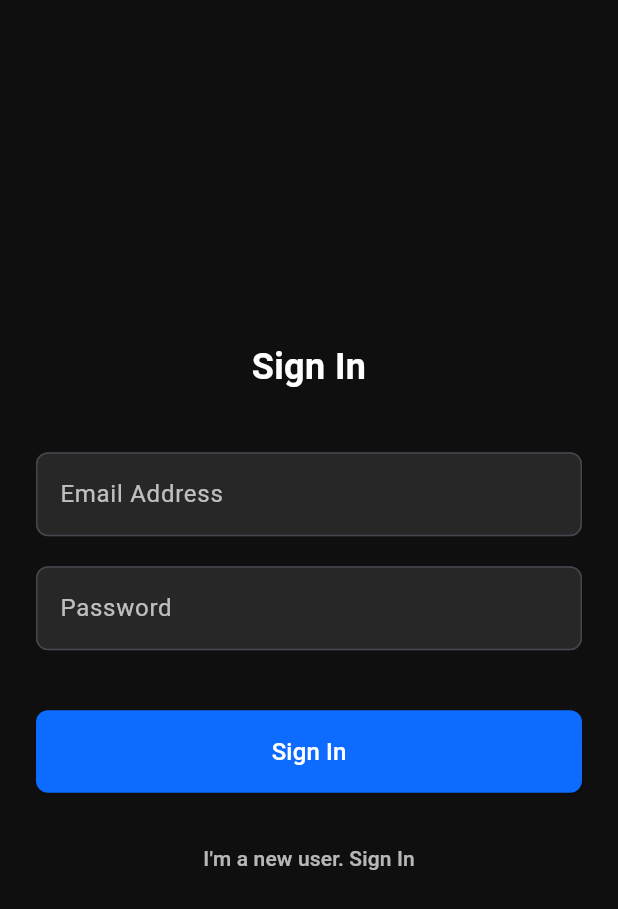
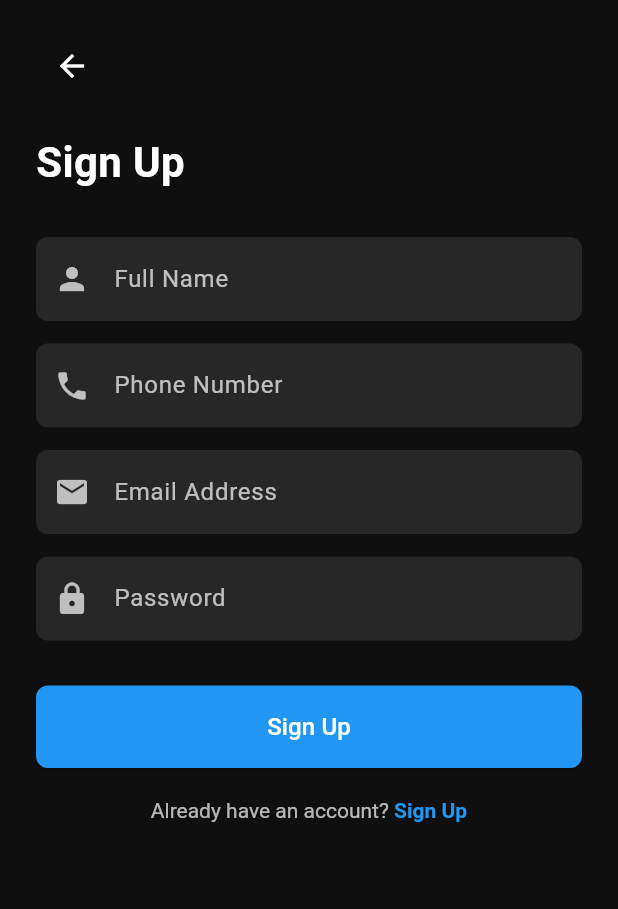
Before and after one commit to Kamichou-girl/projet-flutter, a Flutter app: the Onboarding4Screen screen opened directly, after a tap on "Sign In", on a phone screen of 412 x 824 dp. Shown: the top 909 px of the screen. Run offline on Flutter 3.47's test engine with Material 3 defaults, Android fonts, the phone set to English and light mode, and no system bars.

Commit message:
ajout de ma derniere page signin nissi

```diff
--- a/lib/pages/onboarding4_screen.dart
+++ b/lib/pages/onboarding4_screen.dart
@@ -1,7 +1,9 @@
 import 'package:flutter/material.dart';
+import 'package:flutter_application_1/pages/onboarding5_screen.dart';
+
 /// Écran de connexion pour l'Onboarding 4
 class Onboarding4Screen extends StatelessWidget {
-  const Onboarding4Screen({Key? key}) : super(key: key);
+  const Onboarding4Screen({super.key});
 
   @override
   Widget build(BuildContext context) {
@@ -110,6 +112,10 @@ class Onboarding4SignInButton extends StatelessWidget {
       width: double.infinity,
       child: ElevatedButton(
         onPressed: () {
+          Navigator.push(
+            context,
+            MaterialPageRoute(builder: (context) => const Onboarding5Screen ()),
+          );
           // TODO: Ajoutez ici la logique de connexion
         },
         style: ElevatedButton.styleFrom(
--- /dev/null
+++ b/lib/pages/onboarding5_screen.dart
@@ -0,0 +1,129 @@
+import 'package:flutter/material.dart';
+
+class Onboarding5Screen extends StatelessWidget {
+  const Onboarding5Screen({Key? key}) : super(key: key);
+
+  @override
+  Widget build(BuildContext context) {
+    return Scaffold(
+      backgroundColor: const Color(0xFF0F0F0F),
+      body: SafeArea(
+        child: Padding(
+          padding: const EdgeInsets.symmetric(horizontal: 24.0),
+          child: Column(
+            crossAxisAlignment: CrossAxisAlignment.start,
+            children: [
+              const SizedBox(height: 20),
+              IconButton(
+                padding: EdgeInsets.zero,
+                constraints: const BoxConstraints(),
+                icon: const Icon(Icons.arrow_back, color: Colors.white),
+                onPressed: () {
+                  Navigator.pop(context);
+                },
+              ),
+              const SizedBox(height: 20),
+              const Text(
+                'Sign Up',
+                style: TextStyle(
+                  color: Colors.white,
+                  fontSize: 28,
+                  fontWeight: FontWeight.bold,
+                ),
+              ),
+              const SizedBox(height: 30),
+              const CustomTextField(
+                label: 'Full Name',
+                icon: Icons.person,
+              ),
+              const SizedBox(height: 15),
+              const CustomTextField(
+                label: 'Phone Number',
+                icon: Icons.phone,
+              ),
+              const SizedBox(height: 15),
+              const CustomTextField(
+                label: 'Email Address',
+                icon: Icons.email,
+              ),
+              const SizedBox(height: 15),
+              const CustomTextField(
+                label: 'Password',
+                icon: Icons.lock,
+                isPassword: true,
+              ),
+              const SizedBox(height: 30),
+              SizedBox(
+                width: double.infinity,
+                child: ElevatedButton(
+                  onPressed: () {},
+                  style: ElevatedButton.styleFrom(
+                    backgroundColor: Colors.blue,
+                    padding: const EdgeInsets.symmetric(vertical: 16),
+                    shape: RoundedRectangleBorder(
+                      borderRadius: BorderRadius.circular(8.0),
+                    ),
+                  ),
+                  child: const Text(
+                    'Sign Up',
+                    style: TextStyle(fontSize: 16, color: Colors.white),
+                  ),
+                ),
+              ),
+              const SizedBox(height: 20),
+              Center(
+                child: RichText(
+                  text: TextSpan(
+                    text: 'Already have an account? ',
+                    style: const TextStyle(color: Colors.white70),
+                    children: [
+                      TextSpan(
+                        text: 'Sign Up',
+                        style: const TextStyle(
+                          color: Colors.blue,
+                          fontWeight: FontWeight.bold,
+                        ),
+                      ),
+                    ],
+                  ),
+                ),
+              ),
+            ],
+          ),
+        ),
+      ),
+    );
+  }
+}
+
+class CustomTextField extends StatelessWidget {
+  final String label;
+  final IconData icon;
+  final bool isPassword;
+
+  const CustomTextField({
+    Key? key,
+    required this.label,
+    required this.icon,
+    this.isPassword = false,
+  }) : super(key: key);
+
+  @override
+  Widget build(BuildContext context) {
+    return TextField(
+      obscureText: isPassword,
+      decoration: InputDecoration(
+        labelText: label,
+        labelStyle: const TextStyle(color: Colors.white70),
+        prefixIcon: Icon(icon, color: Colors.white70),
+        filled: true,
+        fillColor: Colors.white10,
+        border: OutlineInputBorder(
+          borderRadius: BorderRadius.circular(8.0),
+          borderSide: BorderSide.none,
+        ),
+      ),
+      style: const TextStyle(color: Colors.white),
+    );
+  }
+}
```
